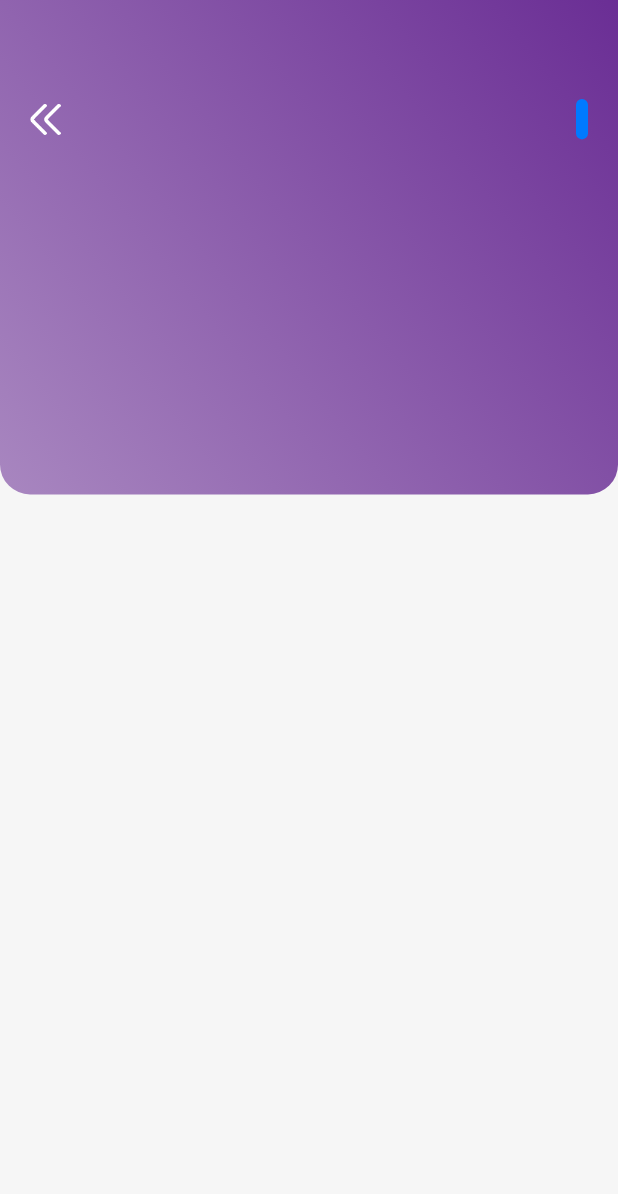
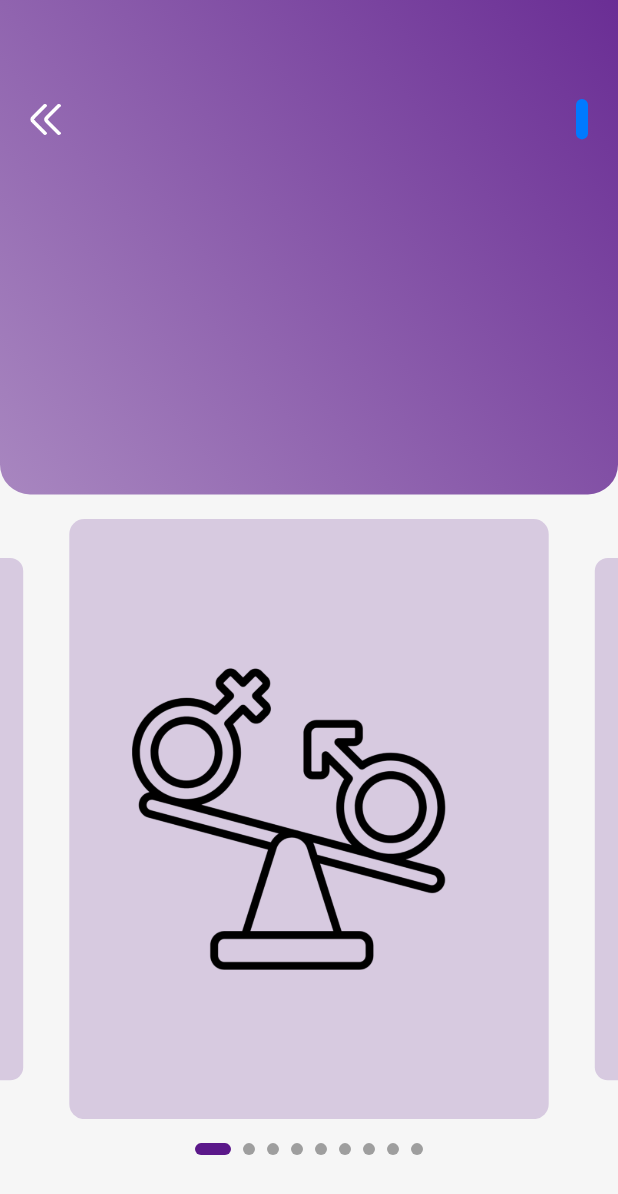
Before and after one commit to Rehman-Amjad/health_elv, a Flutter app: the HealthScoreScreen screen opened directly, on a phone screen of 412 x 824 dp. Shown: the top 1194 px of the screen. Run offline on Flutter 3.47's test engine with Material 3 defaults, Android fonts, the phone set to English and light mode, and no system bars; drawn by our look-alikes of carousel_slider, smooth_page_indicator; our stand-ins replace animated_custom_dropdown, cached_network_image, cloud_firestore, firebase_auth, firebase_core, firebase_storage and 12 more; missing offline and left inert: dart:ffi, gif_view, gradient_slider; accounts and stored records are empty.

Commit message:
image slider is added

```diff
--- a/lib/screens/health_score/health_score_screen.dart
+++ b/lib/screens/health_score/health_score_screen.dart
@@ -94,6 +94,7 @@ class HealthScoreScreen extends GetView<HealthScoreController> {
                         ],
                       ),
                     ),
+                    CarouselWithLocalImages(),
                   ],
                 )
               : Center(
--- a/lib/utils/app_assets.dart
+++ b/lib/utils/app_assets.dart
@@ -18,6 +18,18 @@ class AppAssets {
   static const String icEmail = '${base}auth/ic_email.png';
   static const String icPassword = '${base}auth/ic_password.png';
   static const String avatar = '${base}auth/avatar.png';
+
+  ///health score slider
+  static const String img86 = '${base}health_score/IMG_3586.PNG';
+  static const String img87 = '${base}health_score/IMG_3587.PNG';
+  static const String img88 = '${base}health_score/IMG_3588.PNG';
+  static const String img89 = '${base}health_score/IMG_3589.PNG';
+  static const String img90 = '${base}health_score/IMG_3590.PNG';
+  static const String img91 = '${base}health_score/IMG_3591.PNG';
+  static const String img92 = '${base}health_score/IMG_3592.PNG';
+  static const String img93 = '${base}health_score/IMG_3593.PNG';
+  static const String img94 = '${base}health_score/IMG_3594.PNG';
+
 
   ///blood result
   static const String icThumb = '${base}blood_result/ic_thumb.png';
--- a/lib/widgets/export.dart
+++ b/lib/widgets/export.dart
@@ -4,3 +4,5 @@ export 'custom_app_bar.dart';
 export 'custom_button.dart';
 export 'custom_form_field.dart';
 export 'label_form_field.dart';
+
+export 'image_slider.dart';
--- /dev/null
+++ b/lib/widgets/image_slider.dart
@@ -0,0 +1,84 @@
+import 'package:carousel_slider/carousel_slider.dart';
+import 'package:flutter/material.dart';
+import 'package:health_elev8_app/path_file.dart';
+import 'package:smooth_page_indicator/smooth_page_indicator.dart';
+
+class CarouselWithLocalImages extends StatefulWidget {
+  CarouselWithLocalImages({super.key});
+
+  @override
+  State<CarouselWithLocalImages> createState() => _CarouselWithLocalImagesState();
+}
+
+class _CarouselWithLocalImagesState extends State<CarouselWithLocalImages> {
+  final List<String> imagePaths = [
+    AppAssets.img86,
+    AppAssets.img87,
+    AppAssets.img88,
+    AppAssets.img89,
+    AppAssets.img90,
+    AppAssets.img91,
+    AppAssets.img92,
+    AppAssets.img93,
+    AppAssets.img94,
+  ];
+
+  int _currentIndex = 0;
+
+  @override
+  Widget build(BuildContext context) {
+    return Center(
+      child: Column(
+        children: [
+          CarouselSlider(
+            options: CarouselOptions(
+              height: 400.0,
+              autoPlay: true,
+              enlargeCenterPage: true,
+              aspectRatio: 16 / 9,
+              viewportFraction: 0.8,
+              onPageChanged: (index, reason) {
+               setState(() {
+                 _currentIndex = index;
+               });
+              },
+            ),
+            items: imagePaths.map((imagePath) {
+              return Builder(
+                builder: (BuildContext context) {
+                  return Container(
+                    width: MediaQuery.of(context).size.width,
+                    margin: const EdgeInsets.symmetric(horizontal: 5.0),
+                    decoration: BoxDecoration(
+                      color: AppColors.primaryColor.withOpacity(0.2),
+                      borderRadius: BorderRadius.circular(10)
+                    ),
+                    child: Image.asset(
+                      imagePath,
+                      fit: BoxFit.cover, // Ensure the image fits properly
+                    ),
+                  );
+                },
+              );
+            }).toList(),
+          ),
+          const SizedBox(height: 16),
+          buildDotIndicator(),
+        ],
+      ),
+    );
+  }
+
+  Widget buildDotIndicator() {
+    return AnimatedSmoothIndicator(
+      activeIndex: _currentIndex, // The current active page index
+      count: imagePaths.length, // Total number of pages
+      effect: ExpandingDotsEffect(
+        dotHeight: 8,
+        dotWidth: 8,
+        activeDotColor: AppColors.primaryColor,
+        dotColor: Colors.grey,
+      ),
+    );
+  }
+}
--- a/pubspec.yaml
+++ b/pubspec.yaml
@@ -60,6 +60,9 @@ dependencies:
   syncfusion_flutter_calendar: ^26.2.7
   rename: ^3.0.2
   animated_custom_dropdown: ^3.1.1
+  # for slider
+  carousel_slider: ^5.0.0
+  smooth_page_indicator: ^1.2.0+3
 
 
 
@@ -93,6 +96,7 @@ flutter:
     - assets/
     - assets/auth/
     - assets/blood_result/
+    - assets/health_score/
     - assets/splash/
     - assets/onboarding/
 
```
Also changed, not shown: assets/health_score/IMG_3586.PNG (added), assets/health_score/IMG_3587.PNG (added), assets/health_score/IMG_3588.PNG (added), assets/health_score/IMG_3589.PNG (added), assets/health_score/IMG_3590.PNG (added), assets/health_score/IMG_3591.PNG (added), assets/health_score/IMG_3592.PNG (added), assets/health_score/IMG_3593.PNG (added), assets/health_score/IMG_3594.PNG (added).
